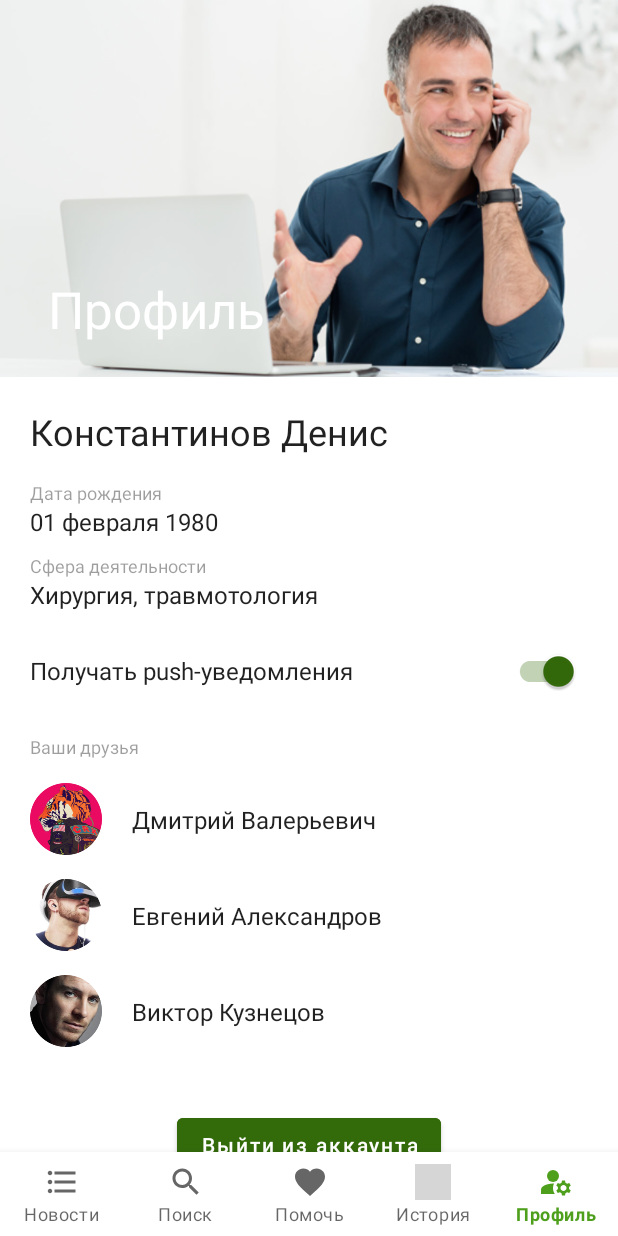
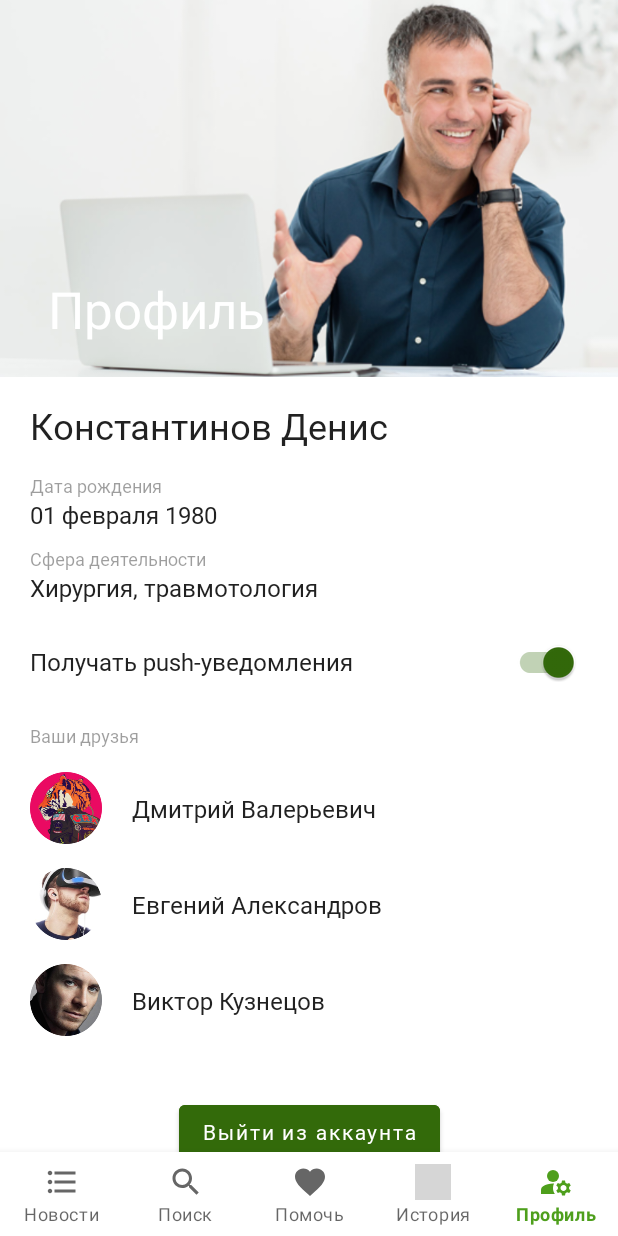
Before and after one commit to lealpy/HelpApp, an Android app: the ProfileFragment screen opened directly, with no data from a screen before it, on a phone screen of 412 x 824 dp. Run offline under Robolectric (Android 15) with nearby library versions, the phone set to English and light mode, and no system bars; our stand-ins replace navigation-ui; 2 statements that could not run were skipped; grey boxes are pictures that could not be loaded.

Commit message:
fixing problems

```diff
--- a/app/src/main/java/com/lealpy/simbirsoft_training/ui/ProfileFragment.kt
+++ b/app/src/main/java/com/lealpy/simbirsoft_training/ui/ProfileFragment.kt
@@ -4,7 +4,6 @@ import android.os.Bundle
 import android.view.*
 import android.widget.Toast
 import androidx.fragment.app.Fragment
-import android.widget.Toolbar
 import androidx.appcompat.app.AppCompatActivity
 import com.lealpy.simbirsoft_training.R
 import com.lealpy.simbirsoft_training.databinding.FragmentProfileBinding
@@ -24,11 +23,12 @@ class ProfileFragment : Fragment(R.layout.fragment_profile) {
     }
 
     override fun onViewCreated(view: View, savedInstanceState: Bundle?) {
+
         super.onViewCreated(view, savedInstanceState)
 
         binding = FragmentProfileBinding.bind(view)
 
-        (activity as AppCompatActivity).setSupportActionBar(binding.toolbar)
+        (activity as? AppCompatActivity)?.setSupportActionBar(binding.toolbar)
 
     }
 
@@ -39,7 +39,11 @@ class ProfileFragment : Fragment(R.layout.fragment_profile) {
 
     override fun onOptionsItemSelected(item: MenuItem): Boolean {
         when(item.itemId) {
-            R.id.edit -> Toast.makeText(requireContext(), "Редактирование профиля", Toast.LENGTH_SHORT).show()
+            R.id.edit -> Toast.makeText(
+                requireContext(),
+                requireActivity().getString(R.string.profile_edit),
+                Toast.LENGTH_SHORT
+            ).show()
         }
         return true
     }
--- a/app/src/main/res/layout/activity_splash_screen.xml
+++ b/app/src/main/res/layout/activity_splash_screen.xml
@@ -20,20 +20,24 @@
 
     <ProgressBar
         android:id="@+id/progressBar"
+        android:layout_width="38dp"
+        android:layout_height="38dp"
         android:layout_marginTop="@dimen/progress_bar_margin_top"
         app:layout_constraintTop_toBottomOf="@+id/appLogo"
         app:layout_constraintStart_toStartOf="parent"
         app:layout_constraintEnd_toEndOf="parent"
-        style="@style/progressBar" />
+        style="@style/progress_bar" />
 
     <TextView
         android:id="@+id/loadingText"
+        android:layout_width="wrap_content"
+        android:layout_height="wrap_content"
         android:text="@string/loading"
         android:layout_marginTop="@dimen/loading_text_margin_top"
         app:layout_constraintTop_toBottomOf="@+id/progressBar"
         app:layout_constraintStart_toStartOf="parent"
         app:layout_constraintEnd_toEndOf="parent"
-        style="@style/textViewLoading" />
+        style="@style/text_view_loading" />
 
     <ImageView
         android:id="@+id/simbirsoftLogo"
--- a/app/src/main/res/layout/fragment_profile.xml
+++ b/app/src/main/res/layout/fragment_profile.xml
@@ -21,6 +21,7 @@
             android:fitsSystemWindows="true"
             app:contentScrim="?attr/colorPrimary"
             app:layout_scrollFlags="scroll|enterAlwaysCollapsed"
+            app:collapsedTitleGravity ="center"
             app:statusBarScrim="@color/light_green">
 
             <ImageView
@@ -39,9 +40,7 @@
                 android:layout_height="?attr/actionBarSize"
                 android:background="@android:color/transparent"
                 app:layout_collapseMode="pin"
-                app:popupTheme="@style/ThemeOverlay.AppCompat.Dark"
-                app:title="@string/profile"
-                />
+                app:title="@string/profile" />
 
         </com.google.android.material.appbar.CollapsingToolbarLayout>
 
@@ -59,65 +58,83 @@
 
             <TextView
                 android:id="@+id/name"
-                android:text="@string/konstantinov_denis"
+                android:layout_width="wrap_content"
+                android:layout_height="wrap_content"
+                android:layout_marginStart="@dimen/common_margin_start"
                 android:layout_marginTop="@dimen/name_margin_top"
-                android:layout_marginStart="@dimen/common_margin_start"
+                android:fontFamily="@font/roboto_regular"
+                android:includeFontPadding="false"
+                android:text="@string/name_user"
                 app:layout_constraintStart_toStartOf="parent"
                 app:layout_constraintTop_toTopOf="parent"
-                style="@style/textViewPrimary" />
+                style="@style/text_view_primary" />
 
             <TextView
                 android:id="@+id/dateOfBirthHint"
+                android:layout_width="wrap_content"
+                android:layout_height="wrap_content"
                 android:text="@string/date_of_birth"
                 android:layout_marginTop="@dimen/date_of_birth_hint_margin_top"
                 android:layout_marginStart="@dimen/common_margin_start"
                 app:layout_constraintTop_toBottomOf="@+id/name"
                 app:layout_constraintStart_toStartOf="parent"
-                style="@style/textViewHint" />
+                style="@style/text_view_hint" />
 
             <TextView
                 android:id="@+id/dateOfBirth"
+                android:layout_width="wrap_content"
+                android:layout_height="wrap_content"
                 android:text="@string/_01_02_1980"
                 android:layout_marginStart="@dimen/common_margin_start"
                 app:layout_constraintTop_toBottomOf="@+id/dateOfBirthHint"
                 app:layout_constraintStart_toStartOf="parent"
-                style="@style/textViewSecondary" />
+                style="@style/text_view_secondary" />
 
             <TextView
                 android:id="@+id/fieldOfActivityHint"
+                android:layout_width="wrap_content"
+                android:layout_height="wrap_content"
                 android:text="@string/field_of_activity"
                 android:layout_marginTop="@dimen/field_of_activity_hint_margin_top"
                 android:layout_marginStart="@dimen/common_margin_start"
                 app:layout_constraintTop_toBottomOf="@+id/dateOfBirth"
                 app:layout_constraintStart_toStartOf="parent"
-                style="@style/textViewHint" />
+                style="@style/text_view_hint" />
 
             <TextView
                 android:id="@+id/fieldOfActivity"
+                android:layout_width="wrap_content"
+                android:layout_height="wrap_content"
                 android:text="@string/surgery_traumatology"
                 android:layout_marginStart="@dimen/common_margin_start"
                 app:layout_constraintTop_toBottomOf="@+id/fieldOfActivityHint"
                 app:layout_constraintStart_toStartOf="parent"
-                style="@style/textViewSecondary" />
+                style="@style/text_view_secondary" />
 
             <View
                 android:id="@+id/horizontalLine1"
+                android:layout_width="wrap_content"
+                android:layout_height="wrap_content"
                 android:layout_marginTop="@dimen/horizontal_line_margin_top"
                 app:layout_constraintTop_toBottomOf="@+id/fieldOfActivity"
                 app:layout_constraintStart_toStartOf="parent"
-                style="@style/horizontalLine" />
+                style="@style/horizontal_line" />
 
             <TextView
                 android:id="@+id/getPush"
+                android:layout_width="wrap_content"
+                android:layout_height="wrap_content"
                 android:text="@string/get_push"
                 android:layout_marginTop="@dimen/get_push_margin_top"
                 android:layout_marginStart="@dimen/common_margin_start"
                 app:layout_constraintTop_toBottomOf="@+id/horizontalLine1"
                 app:layout_constraintStart_toStartOf="parent"
-                style="@style/textViewSecondary" />
+                style="@style/text_view_secondary" />
 
             <androidx.appcompat.widget.SwitchCompat
                 android:id="@+id/switcher"
+                android:layout_width="wrap_content"
+                android:layout_height="wrap_content"
                 android:layout_marginEnd="@dimen/switcher_margin_end"
                 app:layout_constraintTop_toTopOf="@+id/getPush"
                 app:layout_constraintBottom_toBottomOf="@+id/getPush"
@@ -128,91 +145,107 @@
 
             <View
                 android:id="@+id/horizontalLine2"
-                android:layout_width="match_parent"
+                android:layout_width="wrap_content"
+                android:layout_height="wrap_content"
                 android:layout_marginTop="@dimen/horizontal_line_margin_top"
                 app:layout_constraintTop_toBottomOf="@+id/getPush"
                 app:layout_constraintStart_toStartOf="parent"
-                style="@style/horizontalLine" />
+                style="@style/horizontal_line" />
 
             <TextView
                 android:id="@+id/yourFriendsHint"
+                android:layout_width="wrap_content"
+                android:layout_height="wrap_content"
                 android:text="@string/your_friends"
                 android:layout_marginTop="@dimen/your_friends_hint_margin_top"
                 android:layout_marginStart="@dimen/common_margin_start"
                 app:layout_constraintTop_toBottomOf="@+id/horizontalLine2"
                 app:layout_constraintStart_toStartOf="parent"
-                style="@style/textViewHint" />
+                style="@style/text_view_hint" />
 
             <ImageView
                 android:id="@+id/avatarFriend1"
+                android:layout_width="48dp"
+                android:layout_height="48dp"
                 android:layout_marginTop="@dimen/avatar_margin_top"
                 android:layout_marginStart="@dimen/common_margin_start"
                 app:layout_constraintTop_toBottomOf="@+id/yourFriendsHint"
                 app:layout_constraintStart_toStartOf="parent"
-                app:srcCompat="@drawable/avatar_1"
-                style="@style/avatar" />
+                app:srcCompat="@drawable/avatar_1" />
 
             <TextView
                 android:id="@+id/nameFriend1"
-                android:text="@string/dmitrii_valerievich"
+                android:layout_width="wrap_content"
+                android:layout_height="wrap_content"
+                android:text="@string/name_friend_3"
                 android:layout_marginStart="@dimen/name_friend_margin_start"
                 app:layout_constraintTop_toTopOf="@+id/avatarFriend1"
                 app:layout_constraintBottom_toBottomOf="@+id/avatarFriend1"
                 app:layout_constraintStart_toEndOf="@+id/avatarFriend1"
-                style="@style/textViewSecondary" />
+                style="@style/text_view_secondary" />
 
             <ImageView
                 android:id="@+id/avatarFriend2"
+                android:layout_width="48dp"
+                android:layout_height="48dp"
                 android:layout_marginTop="@dimen/avatar_margin_top"
                 android:layout_marginStart="@dimen/common_margin_start"
                 app:layout_constraintTop_toBottomOf="@+id/avatarFriend1"
                 app:layout_constraintStart_toStartOf="parent"
-                app:srcCompat="@drawable/avatar_2"
-                style="@style/avatar" />
+                app:srcCompat="@drawable/avatar_2" />
 
             <TextView
                 android:id="@+id/nameFriend2"
-                android:text="@string/evgeniy_aleksandrov"
+                android:layout_width="wrap_content"
+                android:layout_height="wrap_content"
+                android:text="@string/name_friend_2"
                 android:layout_marginStart="@dimen/name_margin_top"
                 app:layout_constraintTop_toTopOf="@+id/avatarFriend2"
                 app:layout_constraintBottom_toBottomOf="@+id/avatarFriend2"
                 app:layout_constraintStart_toEndOf="@+id/avatarFriend2"
-                style="@style/textViewSecondary" />
+                style="@style/text_view_secondary" />
 
             <ImageView
                 android:id="@+id/avatarFriend3"
+                android:layout_width="48dp"
+                android:layout_height="48dp"
                 android:layout_marginTop="@dimen/avatar_margin_top"
                 android:layout_marginStart="@dimen/common_margin_start"
                 app:layout_constraintTop_toBottomOf="@+id/avatarFriend2"
                 app:layout_constraintStart_toStartOf="parent"
-                app:srcCompat="@drawable/avatar_3"
-                style="@style/avatar" />
+                app:srcCompat="@drawable/avatar_3" />
 
             <TextView
                 android:id="@+id/nameFriend3"
-                android:text="@string/viktor_kuznetsov"
+                android:layout_width="wrap_content"
+                android:layout_height="wrap_content"
+                android:text="@string/name_friend_1"
                 android:layout_marginStart="@dimen/name_friend_margin_start"
                 app:layout_constraintTop_toTopOf="@+id/avatarFriend3"
                 app:layout_constraintBottom_toBottomOf="@+id/avatarFriend3"
                 app:layout_constraintStart_toEndOf="@+id/avatarFriend3"
-                style="@style/textViewSecondary" />
+                style="@style/text_view_secondary" />
 
             <View
                 android:id="@+id/horizontalLine3"
+                android:layout_width="wrap_content"
+                android:layout_height="wrap_content"
                 android:layout_marginTop="@dimen/horizontal_line_3_margin_top"
                 app:layout_constraintTop_toBottomOf="@+id/avatarFriend3"
                 app:layout_constraintStart_toStartOf="parent"
-                style="@style/horizontalLine" />
+                style="@style/horizontal_line" />
 
             <Button
                 android:id="@+id/exitButton"
-                style="@style/button"
+                android:layout_width="wrap_content"
+                android:layout_height="wrap_content"
                 android:layout_marginTop="@dimen/exit_button_margin_top"
                 android:text="@string/exit_from_account"
                 app:layout_constraintBottom_toBottomOf="parent"
                 app:layout_constraintEnd_toEndOf="parent"
                 app:layout_constraintStart_toStartOf="parent"
-                app:layout_constraintTop_toBottomOf="@+id/horizontalLine3" />
+                app:layout_constraintTop_toBottomOf="@+id/horizontalLine3"
+                style="@style/button" />
 
         </androidx.constraintlayout.widget.ConstraintLayout>
 
--- a/app/src/main/res/navigation/nav_graph.xml
+++ b/app/src/main/res/navigation/nav_graph.xml
@@ -31,4 +31,5 @@
         android:name="com.lealpy.simbirsoft_training.ui.ProfileFragment"
         android:label="ProfileFragment"
         tools:layout="@layout/fragment_profile"/>
+
 </navigation>
--- a/app/src/main/res/values/strings.xml
+++ b/app/src/main/res/values/strings.xml
@@ -1,15 +1,15 @@
 <resources>
     <string name="app_name">SimbirSoft_training</string>
-    <string name="viktor_kuznetsov">Виктор Кузнецов</string>
-    <string name="evgeniy_aleksandrov">Евгений Александров</string>
-    <string name="dmitrii_valerievich">Дмитрий Валерьевич</string>
+    <string name="name_friend_1">Виктор Кузнецов</string>
+    <string name="name_friend_2">Евгений Александров</string>
+    <string name="name_friend_3">Дмитрий Валерьевич</string>
     <string name="your_friends">Ваши друзья</string>
     <string name="get_push">Получать push-уведомления</string>
     <string name="surgery_traumatology">Хирургия, травмотология</string>
     <string name="field_of_activity">Сфера деятельности</string>
     <string name="_01_02_1980">01 февраля 1980</string>
     <string name="date_of_birth">Дата рождения</string>
-    <string name="konstantinov_denis">Константинов Денис</string>
+    <string name="name_user">Константинов Денис</string>
     <string name="exit_from_account">Выйти из аккаунта</string>
     <string name="loading">Загрузка…</string>
     <string name="news">Новости</string>
@@ -18,4 +18,5 @@
     <string name="history">История</string>
     <string name="profile">Профиль</string>
     <string name="edit">Редактировать</string>
+    <string name="profile_edit">Редактирование профиля</string>
 </resources>
--- a/app/src/main/res/values/styles.xml
+++ b/app/src/main/res/values/styles.xml
@@ -1,72 +1,57 @@
 <?xml version="1.0" encoding="utf-8"?>
 <resources>
 
-    <style name="imageViewUser">
-        <item name="android:layout_width">0dp</item>
-        <item name="android:layout_height">0dp</item>
-        <item name="layout_constraintDimensionRatio">H,18:11</item>
+    <style name="text_view">
+        <item name="android:fontFamily">@font/roboto_regular</item>
     </style>
 
-    <style name="textView">
-        <item name="android:layout_width">wrap_content</item>
-        <item name="android:layout_height">wrap_content</item>
-    </style>
-
-    <style name="textViewPrimary" parent="textView">
+    <style name="text_view_primary" parent="text_view">
         <item name="android:textSize">24sp</item>
         <item name="android:textColor">@color/black_ss_app</item>
     </style>
 
-    <style name="textViewSecondary" parent="textView">
+    <style name="text_view_secondary" parent="text_view">
         <item name="android:textSize">16sp</item>
         <item name="android:textColor">@color/black_ss_app</item>
     </style>
 
-    <style name="textViewHint" parent="textView">
+    <style name="text_view_hint" parent="text_view">
         <item name="android:textSize">12sp</item>
         <item name="android:textColor">@color/grey_ss_app</item>
     </style>
 
-    <style name="textViewLoading" parent="textView">
+    <style name="text_view_loading" parent="text_view">
         <item name="android:textSize">14sp</item>
         <item name="android:textColor">@color/black_70</item>
     </style>
 
-    <style name="horizontalLine">
-        <item name="android:layout_width">match_parent</item>
-        <item name="android:layout_height">1dp</item>
+    <style name="horizontal_line">
         <item name="color">@color/cool_grey</item>
     </style>
 
-    <style name="avatar">
-        <item name="android:layout_width">48dp</item>
-        <item name="android:layout_height">48dp</item>
-        <item name="android:layout_marginStart">20dp</item>
-    </style>
-
     <style name="button">
-        <item name="android:layout_width">wrap_content</item>
-        <item name="android:layout_height">wrap_content</item>
         <item name="android:textAllCaps">false</item>
         <item name="android:backgroundTint">@color/dark_green</item>
         <item name="android:textSize">14sp</item>
+        <item name="android:fontFamily">@font/roboto_regular</item>
     </style>
 
-    <style name="progressBar">
-        <item name="android:layout_width">38dp</item>
-        <item name="android:layout_height">38dp</item>
+    <style name="progress_bar">
         <item name="android:indeterminateTint">@color/turtle_green</item>
         <item name="android:backgroundTint">@color/dark_green</item>
         <item name="android:textSize">14sp</item>
     </style>
 
     <style name="switcher">
-        <item name="android:layout_width">wrap_content</item>
-        <item name="android:layout_height">wrap_content</item>
         <item name="android:checked">true</item>
         <item name="android:showText">false</item>
         <item name="switchMinWidth">50dp</item>
         <item name="layout_constraintHorizontal_bias">1.0</item>
     </style>
 
+    <style name="TextAppearance.AppCompat.Widget.ActionBar.Title" parent="@android:style/TextAppearance" >
+        <item name="android:fontFamily">@font/officina_sans_extra_bold_scc</item>
+        <item name="android:textSize">21sp</item>
+    </style>
+
 </resources>
```
Also changed, not shown: app/src/main/res/font/officina_sans_extra_bold_scc.otf (added), app/src/main/res/font/roboto_regular.ttf (added).
